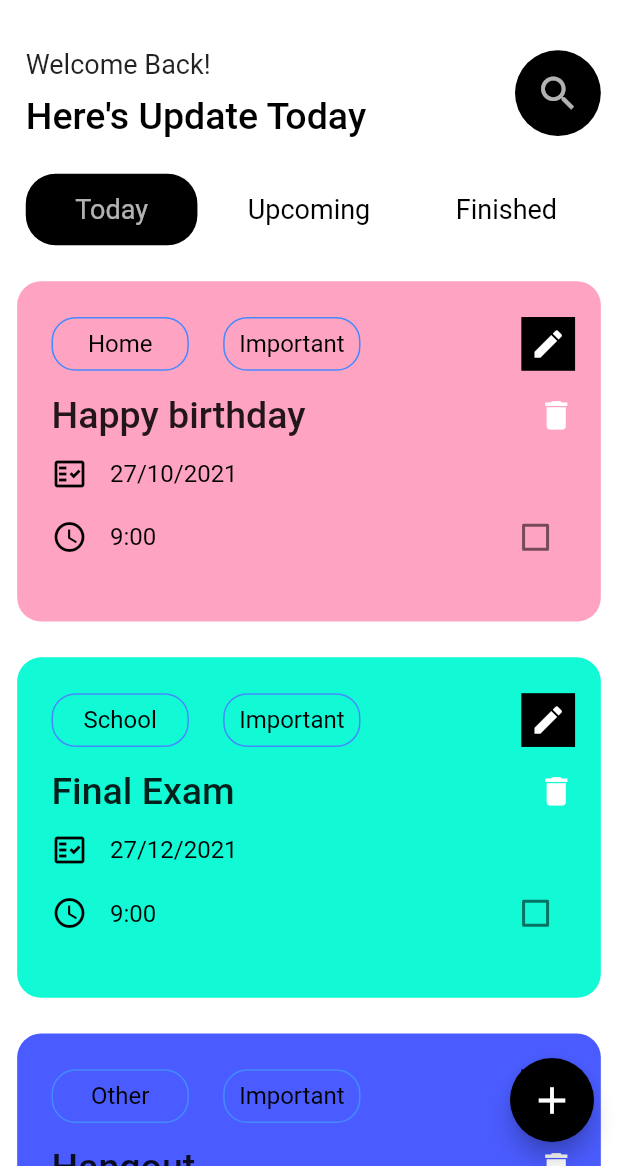
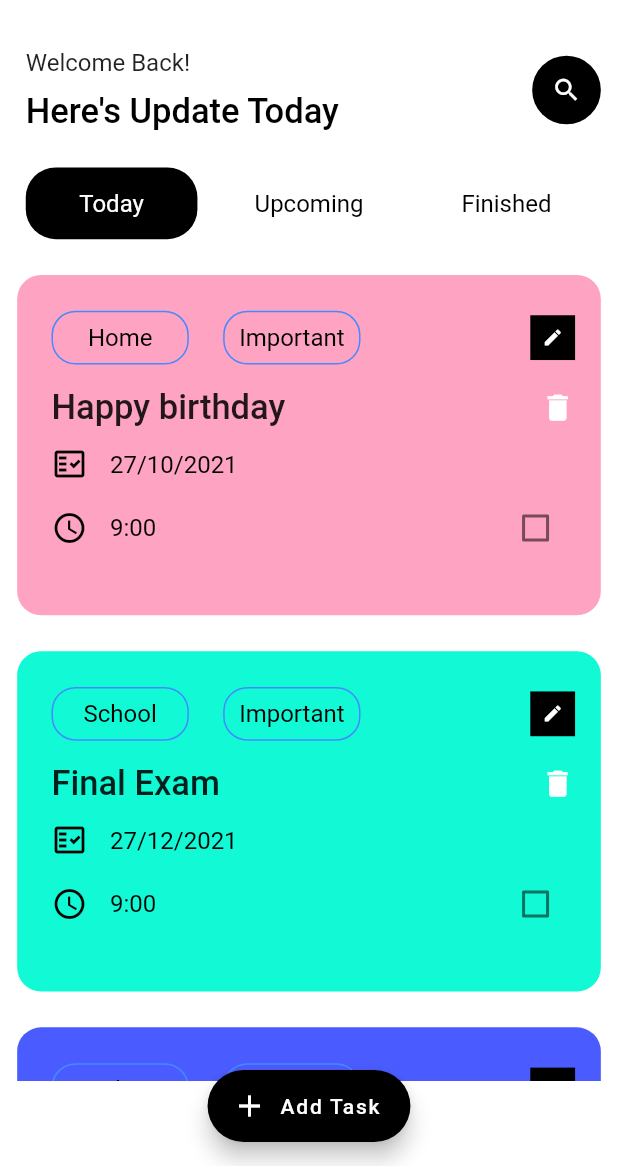
Before and after one commit to tamntt2710/to_do_app, a Flutter app: the screen it shows after launch, on a phone screen of 412 x 824 dp, the part 70-1236 px from its top. Run offline on Flutter 3.47's test engine with Material 2 defaults, Android fonts, the phone set to English and light mode, and no system bars; our stand-ins replace flutter_screenutil.

Commit message:
todo_task_done_add_update_delete_v3

```diff
--- a/lib/component/add_task_screen/item_event_view.dart
+++ b/lib/component/add_task_screen/item_event_view.dart
@@ -5,7 +5,6 @@ import 'package:to_do_app/component/Item/text_item.dart';
 import 'package:to_do_app/component/edit_task_screen/edit_screen.dart';
 import 'package:to_do_app/model/TaskManager.dart';
 import 'package:to_do_app/model/task.dart';
-
 import '../../utils.dart';
 class ItemEvent extends StatelessWidget {
   Task task;
@@ -37,8 +36,8 @@ class ItemEvent extends StatelessWidget {
                     ],
                   ),
                   Container(
-                    height: 30.h,
-                    width: 30.h,
+                    height: 25.h,
+                    width: 25.h,
                     alignment: Alignment.centerRight,
                     decoration: BoxDecoration(
                         color: Colors.black
@@ -53,7 +52,7 @@ class ItemEvent extends StatelessWidget {
                         },
                         child: Center(
                             child: Icon(Icons.edit,color: Colors
-                                .white,))),
+                                .white,size: 14,))),
                   )
 
                 ],
@@ -67,7 +66,7 @@ class ItemEvent extends StatelessWidget {
                   mainAxisAlignment: MainAxisAlignment.spaceBetween,
                   children: [
                     Text(task.name,style: TextStyle(
-                        fontSize: 25,
+                        fontSize: 23,
                         fontWeight: FontWeight.w500
                     ),),
                     GestureDetector(
@@ -75,7 +74,7 @@ class ItemEvent extends StatelessWidget {
                        => deleteTask(context,task),
                         child: Center(
                             child: Icon(Icons.delete,color: Colors
-                                .white,size: 25,)))
+                                .white,size: 23,)))
                   ],
 
                 ),
@@ -131,7 +130,7 @@ class ItemEvent extends StatelessWidget {
     child: Container(
         height: 30.h,
         child: Checkbox(
-        activeColor: Theme.of(context).primaryColor,
+          activeColor: task.color,
           checkColor: Colors.white,
           value: task.isDOne,
           onChanged: (_) {
--- /dev/null
+++ b/lib/component/edit_task_screen/today_list_widget.dart
@@ -0,0 +1,31 @@
+import 'package:flutter/material.dart';
+import 'package:flutter_screenutil/flutter_screenutil.dart';
+import 'package:provider/provider.dart';
+import 'package:to_do_app/component/add_task_screen/item_event_view.dart';
+import 'package:to_do_app/model/TaskManager.dart';
+class TodayListWidget extends StatelessWidget {
+  const TodayListWidget({Key? key}) : super(key: key);
+  @override
+  Widget build(BuildContext context) {
+    final provider = Provider.of<TodosProvider>(context);
+    final todos = provider.taskList;
+    return todos.isEmpty ?
+    Container(
+      height: 400.h,
+      child: Center(
+        child: Icon(Icons.fact_check_outlined,color: Colors
+            .black54,size: 100
+          ,),
+      ),
+    ) : SizedBox(
+        height: 470.h,
+        child: ListView.separated(
+            physics: BouncingScrollPhysics(),
+            itemBuilder: (context,index){
+              return ItemEvent(task: todos[index],);
+            },
+            separatorBuilder: (context,index) =>Container(height: 0
+                .h,),
+            itemCount: todos.length));
+  }
+}
--- a/lib/component/list_sort_button.dart
+++ b/lib/component/list_sort_button.dart
@@ -25,12 +25,12 @@ class SortButtonList extends StatelessWidget {
         child: Center(
           child: Text(text,style: isSeclected == true ?
           TextStyle(
-              color: Colors.white70,
-              fontSize: 18
+              color: Colors.white,
+              fontSize: 16
           )
               :TextStyle(
             color: Colors.black,
-              fontSize: 18
+              fontSize: 16
           )
             ,),
         ),
--- a/lib/component/search_item.dart
+++ b/lib/component/search_item.dart
@@ -21,27 +21,27 @@ class _SearchItemState extends State<SearchItem> {
               children: [
                 Text("Welcome Back!",style:
                 TextStyle(
-                    fontSize: 18,
+                    fontSize: 16,
                     color: Colors.black87
                 ),),
                 SizedBox(height: 8.h,),
                 Text("Here's Update Today",style: TextStyle(
-                    fontSize: 25,
+                    fontSize: 23,
                     color: Colors.black,
                     fontWeight: FontWeight.w500
                 ),)
               ],
             ),
             Container(
-                height: 50.h,
-                width: 50.w,
+                height: 40.h,
+                width: 40.w,
                 alignment: Alignment.centerRight,
                 decoration: BoxDecoration(
                     color: Colors.black,
                     shape: BoxShape.circle
                 ),
-                child: Center(child: Icon(Icons.search,size: 30,color:
-                Colors.white70,))
+                child: Center(child: Icon(Icons.search,size: 20,color:
+                Colors.white,))
             )
           ],
         )
--- a/lib/main.dart
+++ b/lib/main.dart
@@ -7,6 +7,9 @@ import 'component/add_task_screen/add_task_screen.dart';
 import 'component/add_task_screen/item_event_view.dart';
 import 'component/app_bar_custom.dart';
 import 'component/data_picker/time_picker.dart';
+import 'component/edit_task_screen/completed_list_widget.dart';
+import 'component/edit_task_screen/today_list_widget.dart';
+import 'component/edit_task_screen/upcomming_list_widget.dart';
 import 'component/search_item.dart';
 import 'component/time_sort.dart';
 import 'model/colors.dart';
@@ -22,6 +25,7 @@ class MyApp extends StatelessWidget {
   // This widget is the root of your application.
   @override
   Widget build(BuildContext context) {
+
     return MultiProvider(
       providers: [
         ChangeNotifierProvider(
@@ -65,10 +69,12 @@ class MyHomePage extends StatelessWidget {
 
   @override
   Widget build(BuildContext context) {
+    final tabs = [
+      TodayListWidget(),
+      UpcommingListWidget(),
+      CompletedWidget()
+    ];
     int select = Provider.of<ListItemOfTask>(context).selectedItem;
-    final provider = Provider.of<TodosProvider>(context);
-    final todos = provider.taskList;
-    final todos_completed = provider.TaskCompleted;
     return Scaffold(
       appBar: AppBarCustom(page: 1),
       body: Container(
@@ -79,52 +85,27 @@ class MyHomePage extends StatelessWidget {
           children: [
             SearchItem(),
             SortTime(),
-           todos.isEmpty ?
-           Container(
-             height: 400.h,
-             child: Center(
-               child: Icon(Icons.fact_check_outlined,color: Colors
-                   .black54,size: 100
-                 ,),
-             ),
-           ) : //Text(todos.length.toString()),
-           Expanded(
-             child: SizedBox(
-               height: 350,
-               child:
-               select == 0 ?
-               ListView.separated(
-                      physics: BouncingScrollPhysics(),
-                      itemBuilder: (context,index){
-                       return ItemEvent(task: todos[index],);
-                        },
-                     separatorBuilder: (context,index) =>Container(height: 0
-                         .h,),
-                     itemCount: todos.length)
-               : ListView.separated(
-                       physics: BouncingScrollPhysics(),
-                       itemBuilder: (context,index){
-                         return ItemEvent(task: todos_completed[index],);
-                       },
-                       separatorBuilder: (context,index) =>Container(height: 0
-                           .h,),
-                       itemCount: todos_completed.length),
-             ),
-           )
+            tabs[select],
           ],
         ),
       ),
-      floatingActionButton: FloatingActionButton(
+      floatingActionButton:  FloatingActionButton.extended(
         onPressed: () {
           Navigator.push(
-            context,
-            MaterialPageRoute(
+              context,
+              MaterialPageRoute(
                 builder: (context) => AddTaskWidget(),
-          ));
+              ));
         },
-        child: Center(child: Icon(Icons.add,size: 30,)),
-              backgroundColor: Colors.black,
+
+        label: const Text('Add Task',style: TextStyle(
+            color: Colors.white,
+            fontSize: 14
+        )),
+        icon: const Icon(Icons.add),
+        backgroundColor: Colors.black,
       ),
+      floatingActionButtonLocation: FloatingActionButtonLocation.centerFloat,
     );
   }
 }
```
Also changed, not shown: lib/component/edit_task_screen/completed_list_widget.dart (added, +30 -0 lines), lib/component/edit_task_screen/upcomming_list_widget.dart (added, +32 -0 lines). Lines whose indentation alone changed are shown as unchanged.
